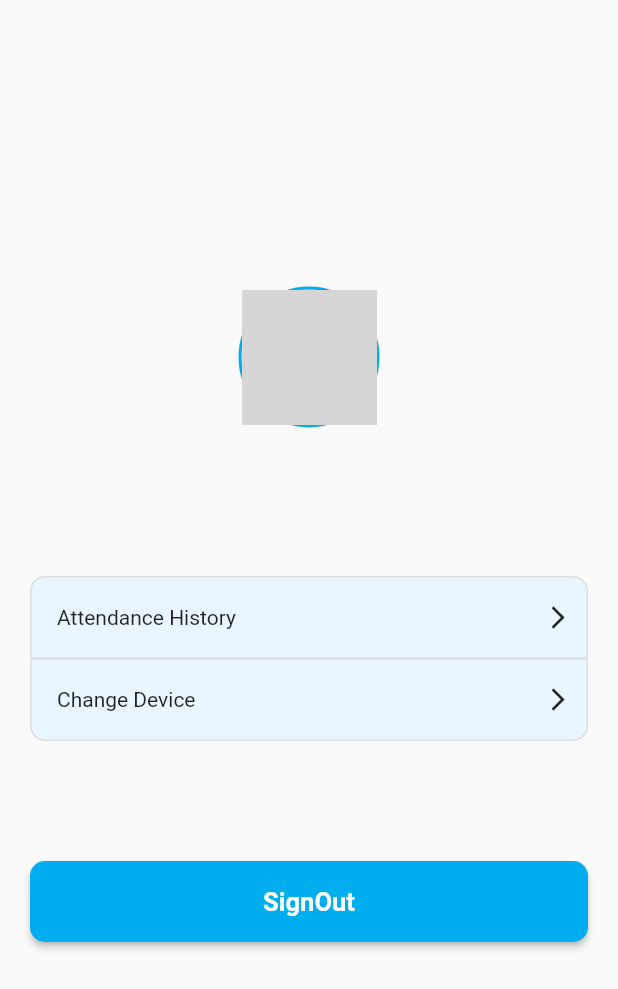
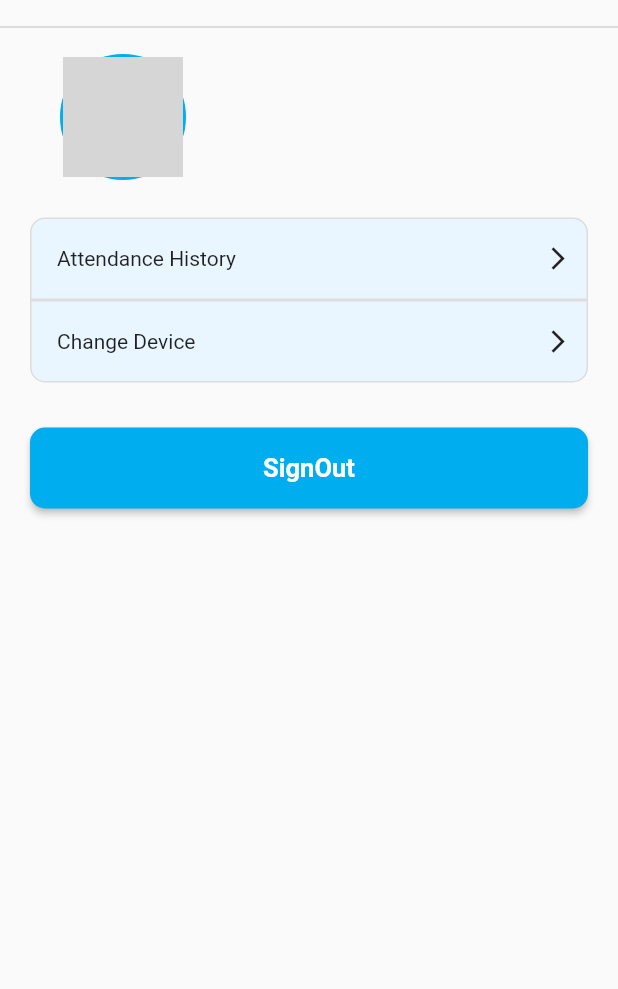
Before and after one commit to victor-nsengiyumva/attendance-app, a Flutter app: the ProfileDialog widget shown alone on an empty page, opened directly, on a phone screen of 412 x 824 dp. Shown: the top 989 px of the screen. Run offline on Flutter 3.47's test engine with Material 2 defaults, Android fonts, the phone set to English and light mode, and no system bars; our stand-ins replace device_info_plus, firebase_auth, firebase_core, geolocator; missing offline and left inert: sms_otp_auto_verify; accounts and stored records are empty; network calls fail; grey boxes are pictures that could not be loaded.

Commit message:
redesigned the dialog profile

```diff
--- a/lib/widgets/profile.dialog.dart
+++ b/lib/widgets/profile.dialog.dart
@@ -26,22 +26,34 @@ class _ProfileDialogState extends State<ProfileDialog> {
     var userCredential =
         Provider.of<UserProvider>(context, listen: true).getUser!;
     return Center(
-        child: Padding(
-            padding: const EdgeInsets.only(left: 20, right: 20, bottom: 5),
-            child: Column(mainAxisSize: MainAxisSize.min, children: [
-              Column(
-                mainAxisSize: MainAxisSize.max,
+        child: Column(
+          children: [
+            SizedBox(height: 10,),
+            Divider(thickness: 1.3,),
+                    SizedBox(height: 10,),
+            Padding(
+                padding: const EdgeInsets.only(left: 20, right: 20,),
+                child: Column(
+                  mainAxisSize: MainAxisSize.min,
+                   children: [
+
+                  Padding(
+                    padding: const EdgeInsets.only(left: 20,right:20),
+                    child: Row(
+                      mainAxisSize: MainAxisSize.min,
                       children: [
                         Avatar(
                           photoUrl: '',
-                    radius: 45,
+                          radius: 40,
                           borderWidth: 2.0,
                           borderColor: Color.fromARGB(255, 0, 173, 238),
                           onPressed: () {},
                         ),
+                        Expanded(
+                          child: Column(
+                            children: [
                               Container(
                                   alignment: Alignment.center,
-                      margin: const EdgeInsets.only(top: 14),
                                   height: 30,
                                   width: 300,
                                   child: Text(
@@ -59,6 +71,10 @@ class _ProfileDialogState extends State<ProfileDialog> {
                                   )),
                             ],
                           ),
+                        ),
+                      ],
+                    ),
+                  ),
                   const SizedBox(
                     height: 25,
                   ),
@@ -68,8 +84,10 @@ class _ProfileDialogState extends State<ProfileDialog> {
                         children: [
                           InkWell(
                             onTap: () {
-                          Navigator.push(context,
-                              MaterialPageRoute(builder: (context) => History()));
+                              Navigator.push(
+                                  context,
+                                  MaterialPageRoute(
+                                      builder: (context) => History()));
                             },
                             child: Container(
                               decoration: BoxDecoration(
@@ -135,7 +153,7 @@ class _ProfileDialogState extends State<ProfileDialog> {
                             ),
                           ),
                           SizedBox(
-                        height: 80,
+                            height: 30,
                           ),
                           SizedBox(
                             width: double.maxFinite,
@@ -174,6 +192,8 @@ class _ProfileDialogState extends State<ProfileDialog> {
                       ),
                     ),
                   )
-            ])));
+                ])),
+          ],
+        ));
   }
 }
--- a/lib/widgets/yes.page.dart
+++ b/lib/widgets/yes.page.dart
@@ -134,16 +134,16 @@ class _YesState extends State<Yes> {
                                             BorderRadius.circular(10.0),
                                       ),
                                       contentPadding:
-                                          EdgeInsets.only(top: 20, bottom: 20),
+                                          EdgeInsets.only( bottom: 10),
                                       backgroundColor:
                                           Color.fromARGB(255, 255, 255, 255),
                                       title: Center(
                                           child: Padding(
-                                        padding: const EdgeInsets.only(top: 10),
+                                        padding: const EdgeInsets.only(top: 0),
                                         child: Text('Profile Settings'),
                                       )),
                                       content: SizedBox(
-                                          height: 450, child: ProfileDialog()),
+                                          height: 360, child: ProfileDialog()),
                                     );
                                   });
                             },
```
Lines whose indentation alone changed are shown as unchanged.
